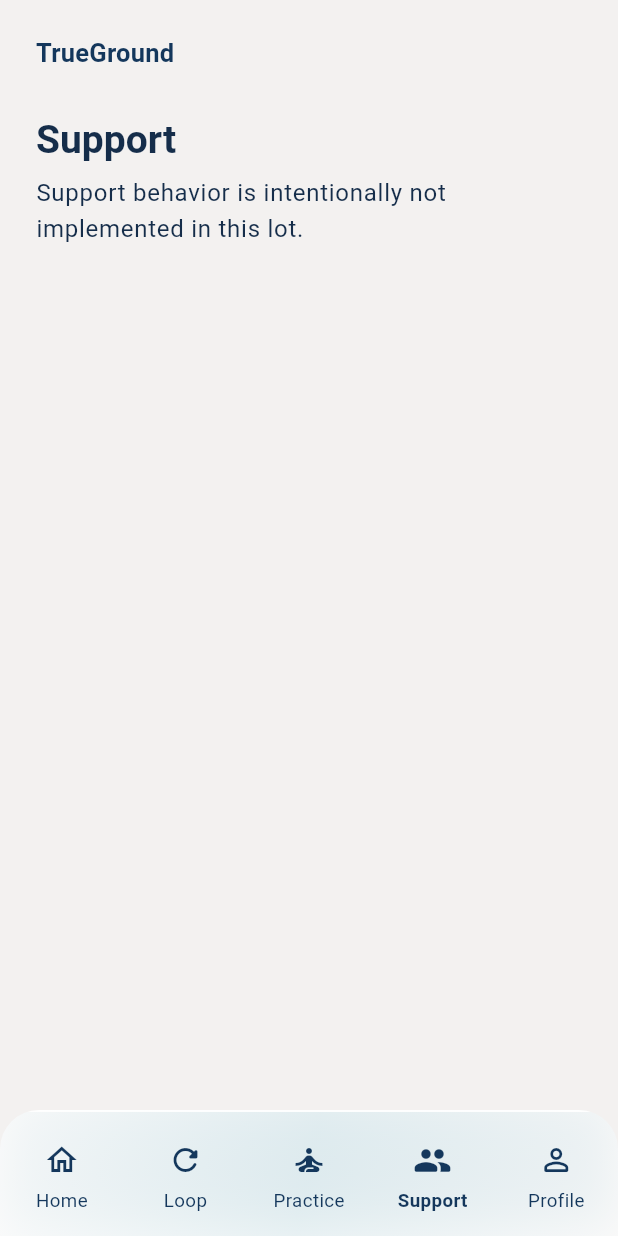
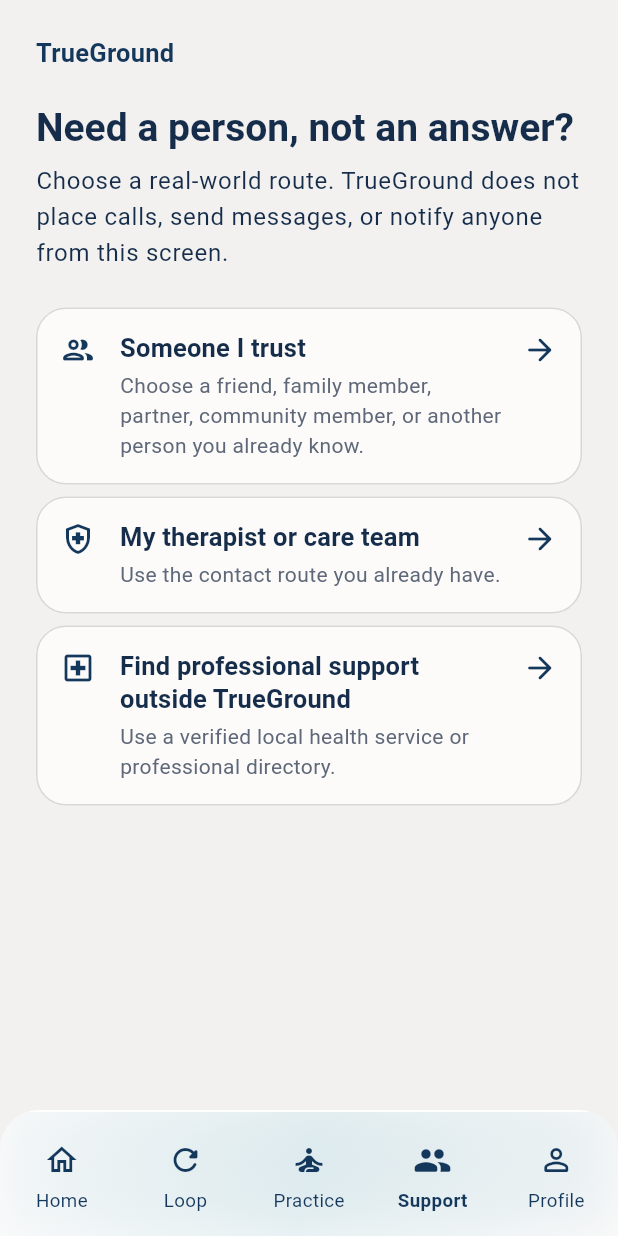
Before and after one commit to hraaaaf/trueground, a Flutter app: the screen it shows after launch, item 4 of the bottom bar chosen, on a phone screen of 412 x 824 dp. Run offline on Flutter 3.47's test engine with Material 3 defaults, Android fonts, the phone set to English and light mode, and no system bars; our stand-ins replace go_router, shared_preferences.

Commit message:
feat(values): add LOT 08 values and human support flows

```diff
--- a/lib/app/router.dart
+++ b/lib/app/router.dart
@@ -7,6 +7,8 @@
 import '../practice/practice_screen.dart';
 import '../shell/app_shell.dart';
 import '../shell/shell_placeholder_screen.dart';
+import '../support/support_screen.dart';
+import '../values/values_screen.dart';
 
 GoRouter createTrueGroundRouter({
   PracticeCompletionStore? practiceCompletionStore,
@@ -26,6 +28,13 @@
                 path: '/',
                 name: 'home',
                 builder: (context, state) => const DashboardV3Screen(),
+                routes: <RouteBase>[
+                  GoRoute(
+                    path: 'values',
+                    name: 'values',
+                    builder: (context, state) => const ValuesScreen(),
+                  ),
+                ],
               ),
             ],
           ),
@@ -55,12 +64,7 @@
               GoRoute(
                 path: '/support',
                 name: 'support',
-                builder: (context, state) => const ShellPlaceholderScreen(
-                  key: ValueKey('screen-support'),
-                  title: 'Support',
-                  description:
-                      'Support behavior is intentionally not implemented in this lot.',
-                ),
+                builder: (context, state) => const SupportScreen(),
               ),
             ],
           ),
--- /dev/null
+++ b/lib/support/support_screen.dart
@@ -0,0 +1,281 @@
+import 'package:flutter/material.dart';
+import 'package:go_router/go_router.dart';
+
+import '../design/app_theme.dart';
+
+enum _SupportStep { menu, trustedPerson, careTeam, localProfessional }
+
+class SupportScreen extends StatefulWidget {
+  const SupportScreen({super.key});
+
+  static const screenKey = ValueKey('screen-support');
+  static const menuKey = ValueKey('support-menu');
+  static const trustedPersonKey = ValueKey('support-trusted-person');
+  static const careTeamKey = ValueKey('support-care-team');
+  static const localProfessionalKey = ValueKey('support-local-professional');
+
+  @override
+  State<SupportScreen> createState() => _SupportScreenState();
+}
+
+class _SupportScreenState extends State<SupportScreen> {
+  _SupportStep _step = _SupportStep.menu;
+
+  void _open(_SupportStep step) {
+    setState(() {
+      _step = step;
+    });
+  }
+
+  void _backToMenu() {
+    setState(() {
+      _step = _SupportStep.menu;
+    });
+  }
+
+  @override
+  Widget build(BuildContext context) {
+    return SingleChildScrollView(
+      key: SupportScreen.screenKey,
+      padding: const EdgeInsets.all(TrueGroundSpacing.lg),
+      child: Center(
+        child: ConstrainedBox(
+          constraints: const BoxConstraints(maxWidth: 560),
+          child: Column(
+            crossAxisAlignment: CrossAxisAlignment.stretch,
+            children: <Widget>[
+              Text(
+                'TrueGround',
+                style: Theme.of(context).textTheme.titleMedium?.copyWith(
+                  color: TrueGroundColors.primary,
+                ),
+              ),
+              const SizedBox(height: TrueGroundSpacing.lg),
+              Semantics(
+                header: true,
+                child: Text(
+                  'Need a person, not an answer?',
+                  style: Theme.of(context).textTheme.headlineSmall,
+                ),
+              ),
+              const SizedBox(height: TrueGroundSpacing.sm),
+              Text(
+                'Choose a real-world route. TrueGround does not place calls, '
+                'send messages, or notify anyone from this screen.',
+                style: Theme.of(context).textTheme.bodyLarge,
+              ),
+              const SizedBox(height: TrueGroundSpacing.lg),
+              if (_step == _SupportStep.menu)
+                _SupportMenu(onOpen: _open)
+              else if (_step == _SupportStep.trustedPerson)
+                _TrustedPersonStep(onBack: _backToMenu)
+              else if (_step == _SupportStep.careTeam)
+                _CareTeamStep(onBack: _backToMenu)
+              else
+                _LocalProfessionalStep(onBack: _backToMenu),
+            ],
+          ),
+        ),
+      ),
+    );
+  }
+}
+
+class _SupportMenu extends StatelessWidget {
+  const _SupportMenu({required this.onOpen});
+
+  final ValueChanged<_SupportStep> onOpen;
+
+  @override
+  Widget build(BuildContext context) {
+    return Column(
+      key: SupportScreen.menuKey,
+      crossAxisAlignment: CrossAxisAlignment.stretch,
+      children: <Widget>[
+        _SupportChoiceCard(
+          icon: Icons.people_outline_rounded,
+          title: 'Someone I trust',
+          description:
+              'Choose a friend, family member, partner, community member, or '
+              'another person you already know.',
+          onTap: () => onOpen(_SupportStep.trustedPerson),
+        ),
+        const SizedBox(height: TrueGroundSpacing.sm),
+        _SupportChoiceCard(
+          icon: Icons.health_and_safety_outlined,
+          title: 'My therapist or care team',
+          description: 'Use the contact route you already have.',
+          onTap: () => onOpen(_SupportStep.careTeam),
+        ),
+        const SizedBox(height: TrueGroundSpacing.sm),
+        _SupportChoiceCard(
+          icon: Icons.local_hospital_outlined,
+          title: 'Find professional support outside TrueGround',
+          description:
+              'Use a verified local health service or professional directory.',
+          onTap: () => onOpen(_SupportStep.localProfessional),
+        ),
+      ],
+    );
+  }
+}
+
+class _TrustedPersonStep extends StatelessWidget {
+  const _TrustedPersonStep({required this.onBack});
+
+  final VoidCallback onBack;
+
+  @override
+  Widget build(BuildContext context) {
+    return _SupportDetail(
+      key: SupportScreen.trustedPersonKey,
+      title: 'Reach someone you trust',
+      paragraphs: const <String>[
+        'Choose the person yourself and use the phone or messaging route you '
+            'normally use. TrueGround has not contacted them.',
+        'Ask for company or practical support rather than repeated certainty '
+            'about the obsession. A trusted person does not need to solve the '
+            'uncertainty for you.',
+      ],
+      onBack: onBack,
+    );
+  }
+}
+
+class _CareTeamStep extends StatelessWidget {
+  const _CareTeamStep({required this.onBack});
+
+  final VoidCallback onBack;
+
+  @override
+  Widget build(BuildContext context) {
+    return _SupportDetail(
+      key: SupportScreen.careTeamKey,
+      title: 'Use your existing care route',
+      paragraphs: const <String>[
+        'Use the contact route you already have with your therapist, clinician, '
+            'clinic, or care team.',
+        'TrueGround does not store a therapist or care-team contact in this '
+            'build and has not contacted anyone.',
+      ],
+      onBack: onBack,
+    );
+  }
+}
+
+class _LocalProfessionalStep extends StatelessWidget {
+  const _LocalProfessionalStep({required this.onBack});
+
+  final VoidCallback onBack;
+
+  @override
+  Widget build(BuildContext context) {
+    return _SupportDetail(
+      key: SupportScreen.localProfessionalKey,
+      title: 'Use a verified local source',
+      paragraphs: const <String>[
+        'Look outside TrueGround for a verified local health service or '
+            'professional directory.',
+        'No launch-region directory is configured in this build, so TrueGround '
+            'will not name or invent a local service here.',
+      ],
+      onBack: onBack,
+    );
+  }
+}
+
+class _SupportDetail extends StatelessWidget {
+  const _SupportDetail({
+    required this.title,
+    required this.paragraphs,
+    required this.onBack,
+    super.key,
+  });
+
+  final String title;
+  final List<String> paragraphs;
+  final VoidCallback onBack;
+
+  @override
+  Widget build(BuildContext context) {
+    return Column(
+      crossAxisAlignment: CrossAxisAlignment.stretch,
+      children: <Widget>[
+        Text(title, style: Theme.of(context).textTheme.titleMedium),
+        const SizedBox(height: TrueGroundSpacing.md),
+        for (final paragraph in paragraphs) ...<Widget>[
+          Text(paragraph, style: Theme.of(context).textTheme.bodyLarge),
+          const SizedBox(height: TrueGroundSpacing.md),
+        ],
+        OutlinedButton(
+          onPressed: onBack,
+          child: const Text('Back to support choices'),
+        ),
+        const SizedBox(height: TrueGroundSpacing.sm),
+        TextButton(
+          onPressed: () => context.go('/'),
+          child: const Text('Back to Home'),
+        ),
+      ],
+    );
+  }
+}
+
+class _SupportChoiceCard extends StatelessWidget {
+  const _SupportChoiceCard({
+    required this.icon,
+    required this.title,
+    required this.description,
+    required this.onTap,
+  });
+
+  final IconData icon;
+  final String title;
+  final String description;
+  final VoidCallback onTap;
+
+  @override
+  Widget build(BuildContext context) {
+    return Semantics(
+      button: true,
+      child: Card(
+        margin: EdgeInsets.zero,
+        child: InkWell(
+          borderRadius: BorderRadius.circular(TrueGroundRadii.card),
+          onTap: onTap,
+          child: Padding(
+            padding: const EdgeInsets.all(TrueGroundSpacing.md),
+            child: Row(
+              crossAxisAlignment: CrossAxisAlignment.start,
+              children: <Widget>[
+                Icon(icon, color: TrueGroundColors.primary),
+                const SizedBox(width: TrueGroundSpacing.md),
+                Expanded(
+                  child: Column(
+                    crossAxisAlignment: CrossAxisAlignment.start,
+                    children: <Widget>[
+                      Text(
+                        title,
+                        style: Theme.of(context).textTheme.titleMedium,
+                      ),
+                      const SizedBox(height: TrueGroundSpacing.xs),
+                      Text(
+                        description,
+                        style: Theme.of(context).textTheme.bodyMedium,
+                      ),
+                    ],
+                  ),
+                ),
+                const SizedBox(width: TrueGroundSpacing.sm),
+                const Icon(
+                  Icons.arrow_forward_rounded,
+                  color: TrueGroundColors.primary,
+                ),
+              ],
+            ),
+          ),
+        ),
+      ),
+    );
+  }
+}
```
Also changed, not shown: lib/dashboard/dashboard_v3_screen.dart (+5 -3 lines), lib/values/values_screen.dart (added, +304 -0 lines), 6 other files.
